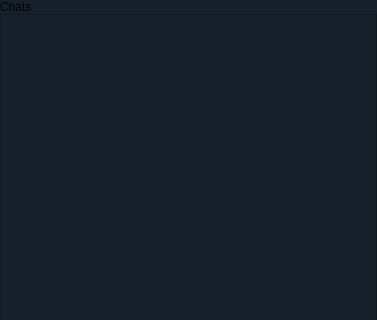
First picture: the form in chatslist.ui, repository andriilanin/inSide, before the edit; both pictures show x 0 to 377 and y 0 to 320 of the 377 by 719 pixel window.
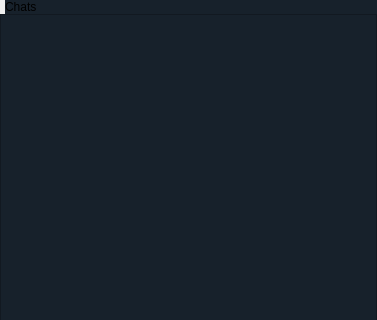
Second picture: the form after the edit.

What changed in the file:
```diff
--- a/chatslist.ui
+++ b/chatslist.ui
@@ -38,6 +38,24 @@
       <number>0</number>
      </property>
      <item>
+      <layout class="QHBoxLayout" name="horizontalLayout">
+       <item>
+        <spacer name="horizontalSpacer">
+         <property name="orientation">
+          <enum>Qt::Orientation::Horizontal</enum>
+         </property>
+         <property name="sizeType">
+          <enum>QSizePolicy::Policy::Fixed</enum>
+         </property>
+         <property name="sizeHint" stdset="0">
+          <size>
+           <width>5</width>
+           <height>0</height>
+          </size>
+         </property>
+        </spacer>
+       </item>
+       <item>
       <widget class="QLabel" name="label">
        <property name="styleSheet">
         <string notr="true">background: rgb(23,33,43);</string>
@@ -50,6 +68,8 @@
        </property>
       </widget>
      </item>
+      </layout>
+     </item>
      <item>
       <widget class="QScrollArea" name="scrollArea">
        <property name="styleSheet">
```
Left out of the diff: 5 changed lines with no effect on the pictures. Lines whose indentation alone changed are shown as unchanged.
